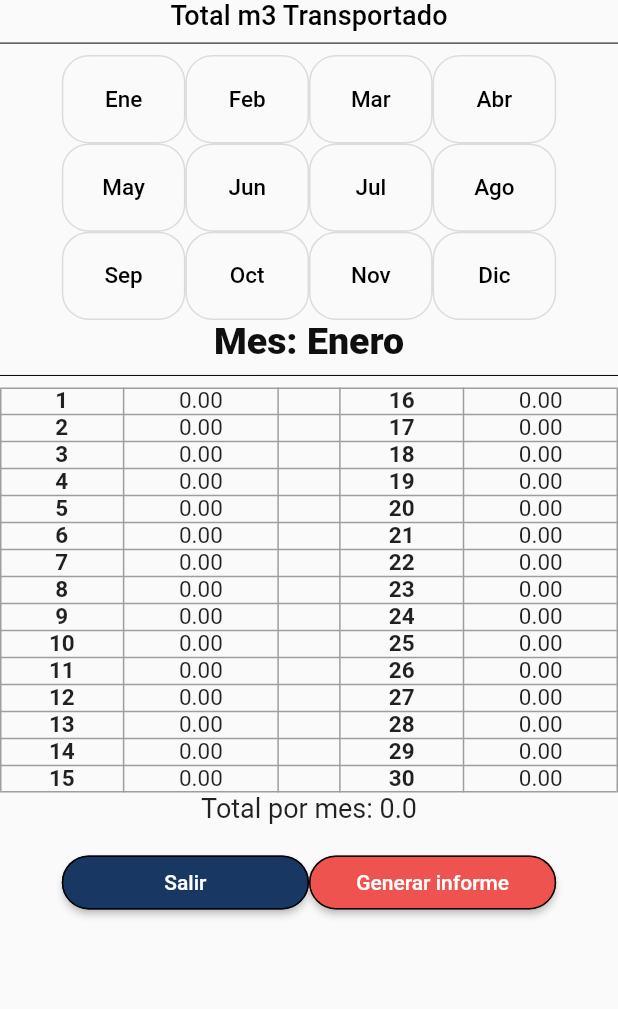
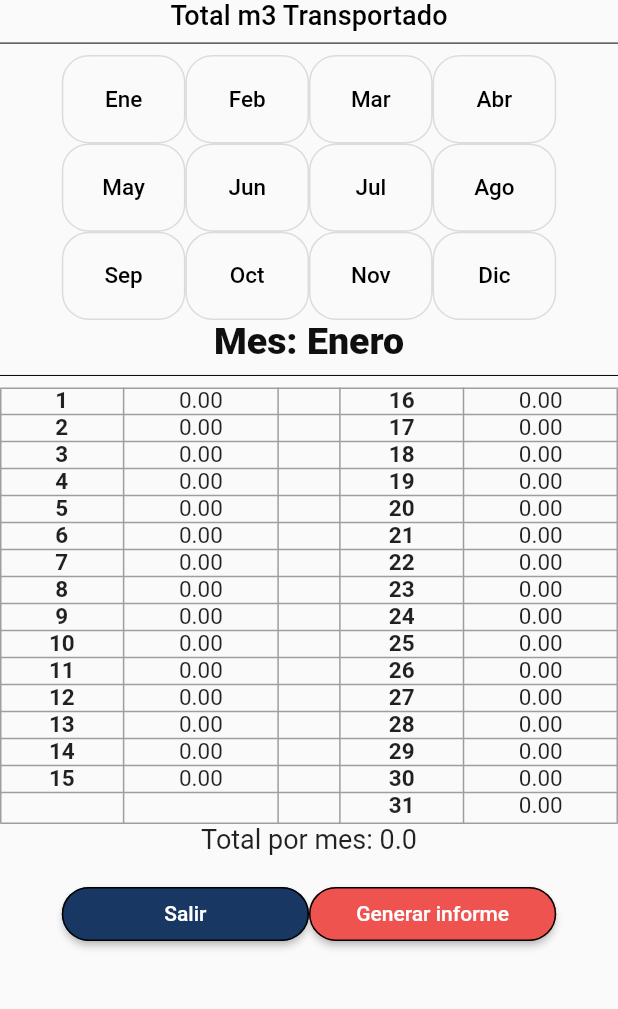
Before and after one commit to dcgx/aquaload, a Flutter app: the SopravalPage screen opened directly, on a phone screen of 412 x 824 dp, the part 208-1217 px from its top. Run offline on Flutter 3.47's test engine with Material 2 defaults, Android fonts, the phone set to English and light mode, and no system bars; our stand-ins replace cloud_firestore, connectivity, firebase_storage, image_picker, pdf; missing offline and left inert: flutter_full_pdf_viewer, share_extend; accounts and stored records are empty.

Commit message:
changes in route navigation and table design. Add functionality to check internet connectivity

```diff
--- a/lib/main.dart
+++ b/lib/main.dart
@@ -20,17 +20,19 @@ class MyApp extends StatelessWidget {
     return MaterialApp(
       debugShowCheckedModeBanner: false,
       routes: {
-        '/login': (context) => LoginPage(),
         '/home': (context) => HomePage(),
-        '/anglo': (context) => AngloPage(),
       },
       theme: ThemeData(
         primaryColor: Colors.grey[600],
         accentColor: Colors.black,
         textTheme: TextTheme(
+          // ignore: deprecated_member_use
           title: TextStyle(fontSize: 25.0, color: Color(_accentColor), fontWeight: FontWeight.w800),
+          // ignore: deprecated_member_use
           subtitle: TextStyle(fontSize: 18.0),
+          // ignore: deprecated_member_use
           body1: TextStyle(fontSize: 18.0),
+          // ignore: deprecated_member_use
           body2: TextStyle(fontSize: 13.0),
         ),
         buttonTheme: ButtonThemeData(
--- a/lib/src/pages/sopraval/sopraval_page.dart
+++ b/lib/src/pages/sopraval/sopraval_page.dart
@@ -80,7 +80,7 @@ class _SopravalPageState extends State<SopravalPage> {
                 child: Text('Salir'),
                 textColor: Colors.white,
                 onPressed: (){
-                  Navigator.popAndPushNamed(context, '/home');
+                  Navigator.of(context).pushNamedAndRemoveUntil('/home', (route) => false);
                 },
               ),
             ),
--- a/lib/src/providers/firebase_provider.dart
+++ b/lib/src/providers/firebase_provider.dart
@@ -63,4 +63,8 @@ class FirebaseProvider{
       }
     });
   }
+
+  getServerTimestamp(){
+    return FieldValue.serverTimestamp();
+  }
 }
--- a/lib/src/widgets/flows_table.dart
+++ b/lib/src/widgets/flows_table.dart
@@ -41,6 +41,35 @@ class _FlowsTableState extends State<FlowsTable> {
             TableRowItem(perDay: widget.perDay, firColumnIndex: 13, secColumnIndex: 28),
             TableRowItem(perDay: widget.perDay, firColumnIndex: 14, secColumnIndex: 29),
             TableRowItem(perDay: widget.perDay, firColumnIndex: 15, secColumnIndex: 30),
+            TableRow(
+              children: [
+                Column(
+                  children: <Widget>[
+                    Text('')
+                  ],
+                ),
+                Column(
+                  children: <Widget>[
+                    Text('')
+                  ],
+                ),
+                Column(
+                  children: <Widget>[
+                    SizedBox()
+                  ],
+                ),
+                Column(
+                  children: <Widget>[
+                    Text('31', style: TextStyle(fontSize: 15.0, fontWeight: FontWeight.bold), textAlign: TextAlign.center)
+                  ],
+                ),
+                Column(
+                  children: <Widget>[
+                    Text(widget.perDay[31-1].toStringAsFixed(2), style: TextStyle(fontSize: 15.0), textAlign: TextAlign.right)
+                  ],
+                )
+              ]
+            ),
           ],
         ),
         Text('Total por mes: ' + widget.totalMonth.toString())
```
Also changed, not shown: lib/src/functions/functions.dart (+38 -0 lines), lib/src/pages/anglo/anglo_details.dart (+6 -3 lines), lib/src/pages/camion/form_page.dart (+15 -53 lines), lib/src/pages/login/login_page.dart (+9 -2 lines), 1 other file.
